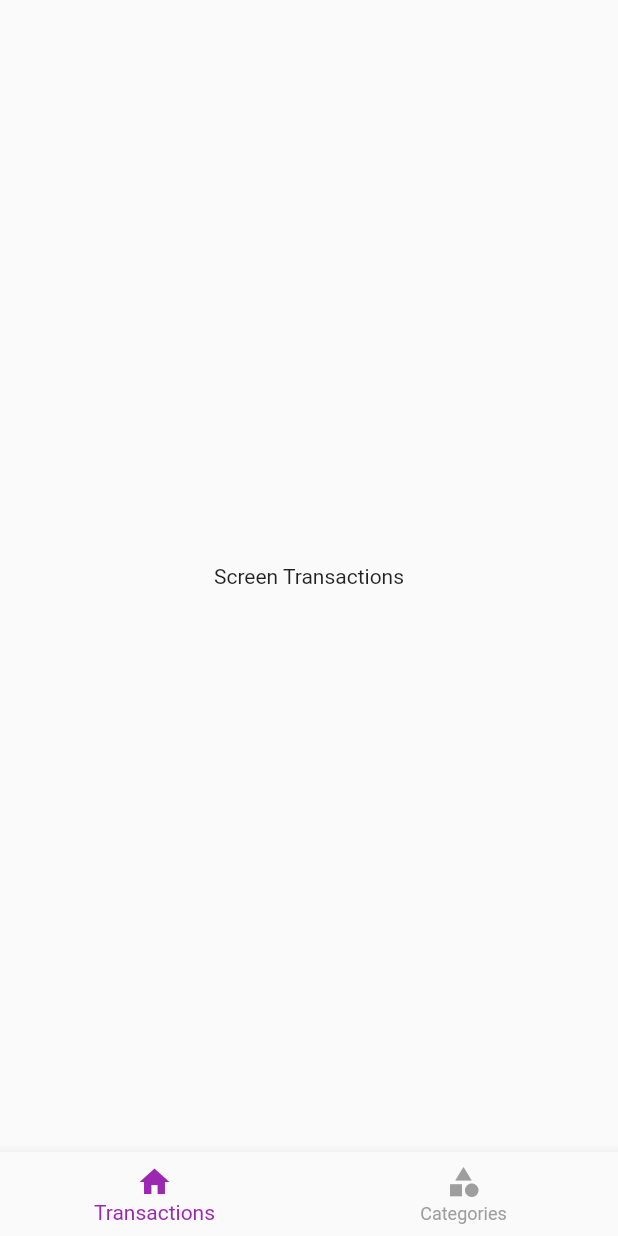
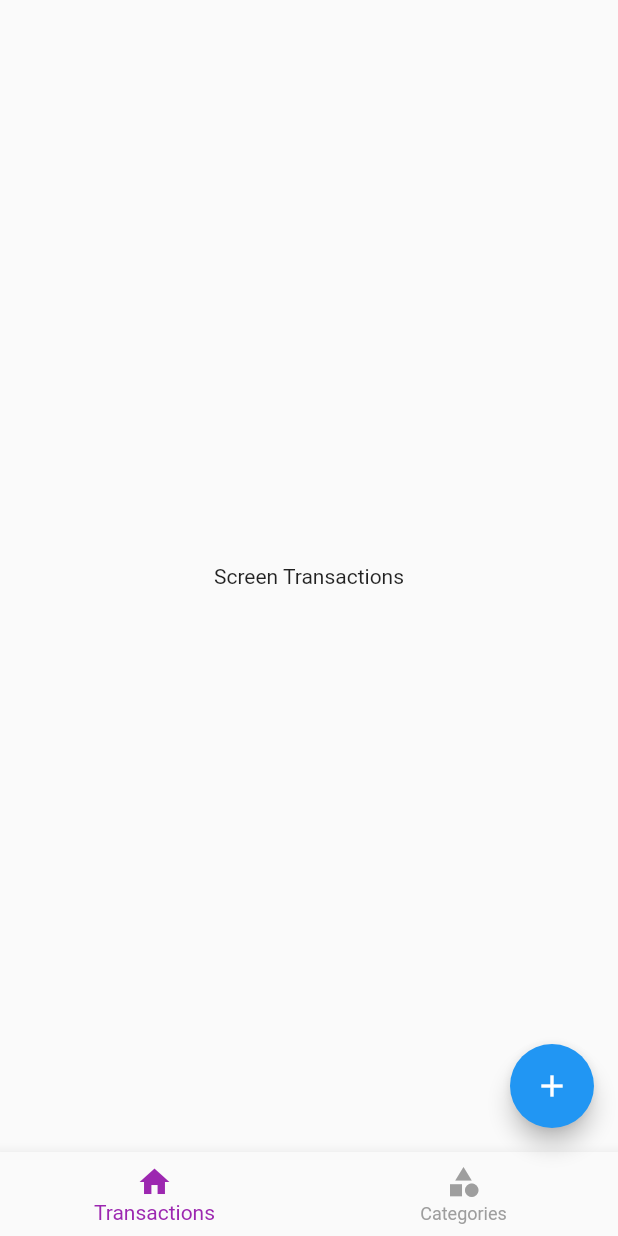
Before and after one commit to vishnuraj-m/Flutter-Money-Manager-App, a Flutter app: the screen it shows after launch, on a phone screen of 412 x 824 dp. Run offline on Flutter 3.47's test engine with Material 2 defaults, Android fonts, the phone set to English and light mode, and no system bars.

Commit message:
Floating action button Completed

```diff
--- a/lib/screens/home/screen_home.dart
+++ b/lib/screens/home/screen_home.dart
@@ -15,7 +15,7 @@ class ScreenHome extends StatelessWidget {
   @override
   Widget build(BuildContext context) {
     return Scaffold(
-      bottomNavigationBar: MoneyManagerBottomNavigation(),
+      bottomNavigationBar: const MoneyManagerBottomNavigation(),
       body: SafeArea(
         child: ValueListenableBuilder(
           valueListenable: selectedIndexNotifier,
@@ -24,6 +24,18 @@ class ScreenHome extends StatelessWidget {
           },
         ),
       ),
+      floatingActionButton: FloatingActionButton(
+        onPressed: () {
+          if (selectedIndexNotifier.value == 0) {
+            // ignore: avoid_print
+            print('Transactions');
+          } else {
+            // ignore: avoid_print
+            print('Categories');
+          }
+        },
+        child: const Icon(Icons.add),
+      ),
     );
   }
 }
```
